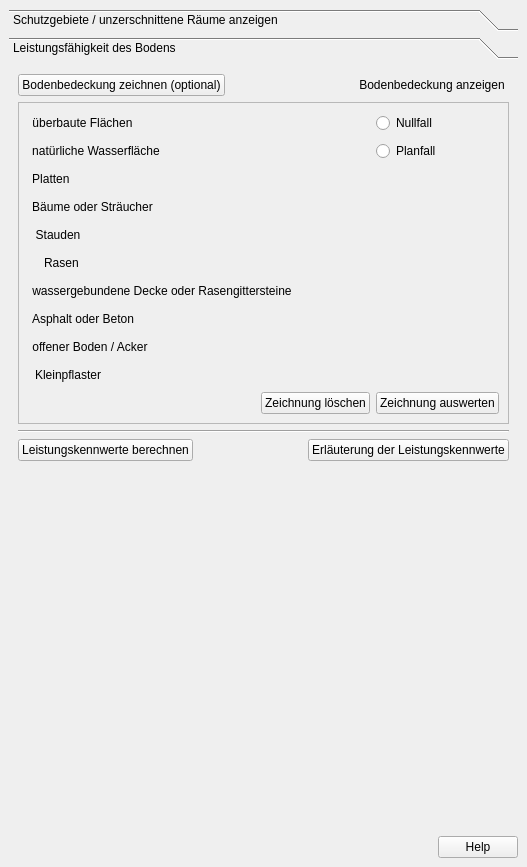
This is projektcheck/pctools/ui/ProjektCheck_dockwidget_analysis_04-Oeko.ui in projektcheck/ProjektCheck-QGIS as Qt 5 draws it before an edit. The edited form follows.
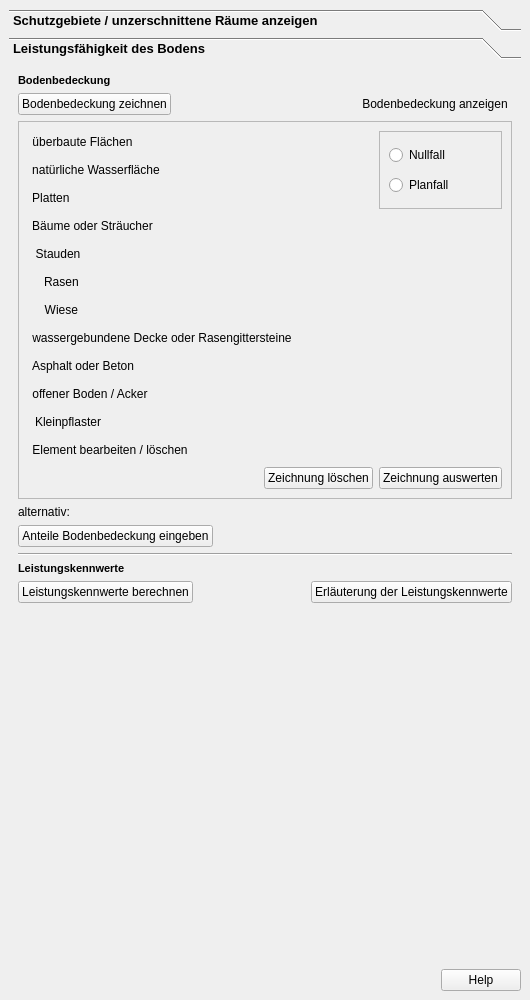
This is the edited form. Icons and pictures are not drawn.

Commit message: consistent design relating to headers, structure, button position etc...

The edit to the form file:
```diff
--- a/projektcheck/pctools/ui/ProjektCheck_dockwidget_analysis_04-Oeko.ui
+++ b/projektcheck/pctools/ui/ProjektCheck_dockwidget_analysis_04-Oeko.ui
@@ -6,10 +6,21 @@
    <rect>
     <x>0</x>
     <y>0</y>
-    <width>527</width>
-    <height>867</height>
+    <width>530</width>
+    <height>1000</height>
    </rect>
   </property>
+  <property name="styleSheet">
+   <string notr="true">QToolBox:tab {
+	font: bold 10pt ;
+    color: black;
+}
+QGroupBox::title {
+	font: bold italic 8pt ;
+    color: black;
+}
+</string>
+  </property>
   <property name="windowTitle">
    <string>Projekt-Check Analyse-Tools // Ökologie</string>
   </property>
@@ -25,8 +36,8 @@
         <rect>
          <x>0</x>
          <y>0</y>
-         <width>509</width>
-         <height>744</height>
+         <width>512</width>
+         <height>877</height>
         </rect>
        </property>
        <attribute name="label">
@@ -46,8 +57,9 @@
           </property>
           <property name="icon">
            <iconset>
-            <normaloff>181112_Icons_toggle_visibility_off.png</normaloff>
-            <normalon>181112_Icons_toggle_visibility_on.png</normalon>181112_Icons_toggle_visibility_off.png</iconset>
+            <normaloff>../../images/181112_Icons_toggle_visibility_off.png</normaloff>
+            <normalon>../../images/181112_Icons_toggle_visibility_on.png</normalon>
+            <disabledon>../../images/181112_Icons_toggle_visibility_on.png</disabledon>../../images/181112_Icons_toggle_visibility_off.png</iconset>
           </property>
           <property name="checkable">
            <bool>true</bool>
@@ -70,8 +82,9 @@
           </property>
           <property name="icon">
            <iconset>
-            <normaloff>181112_Icons_toggle_visibility_off.png</normaloff>
-            <normalon>181112_Icons_toggle_visibility_on.png</normalon>181112_Icons_toggle_visibility_off.png</iconset>
+            <normaloff>../../images/181112_Icons_toggle_visibility_off.png</normaloff>
+            <normalon>../../images/181112_Icons_toggle_visibility_on.png</normalon>
+            <disabledon>../../images/181112_Icons_toggle_visibility_on.png</disabledon>../../images/181112_Icons_toggle_visibility_off.png</iconset>
           </property>
           <property name="checkable">
            <bool>true</bool>
@@ -101,8 +114,9 @@
           </property>
           <property name="icon">
            <iconset>
-            <normaloff>181112_Icons_toggle_visibility_off.png</normaloff>
-            <normalon>181112_Icons_toggle_visibility_on.png</normalon>181112_Icons_toggle_visibility_off.png</iconset>
+            <normaloff>../../images/181112_Icons_toggle_visibility_off.png</normaloff>
+            <normalon>../../images/181112_Icons_toggle_visibility_on.png</normalon>
+            <disabledon>../../images/181112_Icons_toggle_visibility_on.png</disabledon>../../images/181112_Icons_toggle_visibility_off.png</iconset>
           </property>
           <property name="checkable">
            <bool>true</bool>
@@ -125,8 +139,9 @@
           </property>
           <property name="icon">
            <iconset>
-            <normaloff>181112_Icons_toggle_visibility_off.png</normaloff>
-            <normalon>181112_Icons_toggle_visibility_on.png</normalon>181112_Icons_toggle_visibility_off.png</iconset>
+            <normaloff>../../images/181112_Icons_toggle_visibility_off.png</normaloff>
+            <normalon>../../images/181112_Icons_toggle_visibility_on.png</normalon>
+            <disabledon>../../images/181112_Icons_toggle_visibility_on.png</disabledon>../../images/181112_Icons_toggle_visibility_off.png</iconset>
           </property>
           <property name="checkable">
            <bool>true</bool>
@@ -149,8 +164,9 @@
           </property>
           <property name="icon">
            <iconset>
-            <normaloff>181112_Icons_toggle_visibility_off.png</normaloff>
-            <normalon>181112_Icons_toggle_visibility_on.png</normalon>181112_Icons_toggle_visibility_off.png</iconset>
+            <normaloff>../../images/181112_Icons_toggle_visibility_off.png</normaloff>
+            <normalon>../../images/181112_Icons_toggle_visibility_on.png</normalon>
+            <disabledon>../../images/181112_Icons_toggle_visibility_on.png</disabledon>../../images/181112_Icons_toggle_visibility_off.png</iconset>
           </property>
           <property name="checkable">
            <bool>true</bool>
@@ -180,8 +196,9 @@
           </property>
           <property name="icon">
            <iconset>
-            <normaloff>181112_Icons_toggle_visibility_off.png</normaloff>
-            <normalon>181112_Icons_toggle_visibility_on.png</normalon>181112_Icons_toggle_visibility_off.png</iconset>
+            <normaloff>../../images/181112_Icons_toggle_visibility_off.png</normaloff>
+            <normalon>../../images/181112_Icons_toggle_visibility_on.png</normalon>
+            <disabledon>../../images/181112_Icons_toggle_visibility_on.png</disabledon>../../images/181112_Icons_toggle_visibility_off.png</iconset>
           </property>
           <property name="checkable">
            <bool>true</bool>
@@ -204,8 +221,9 @@
           </property>
           <property name="icon">
            <iconset>
-            <normaloff>181112_Icons_toggle_visibility_off.png</normaloff>
-            <normalon>181112_Icons_toggle_visibility_on.png</normalon>181112_Icons_toggle_visibility_off.png</iconset>
+            <normaloff>../../images/181112_Icons_toggle_visibility_off.png</normaloff>
+            <normalon>../../images/181112_Icons_toggle_visibility_on.png</normalon>
+            <disabledon>../../images/181112_Icons_toggle_visibility_on.png</disabledon>../../images/181112_Icons_toggle_visibility_off.png</iconset>
           </property>
           <property name="checkable">
            <bool>true</bool>
@@ -235,15 +253,15 @@
         <rect>
          <x>0</x>
          <y>0</y>
-         <width>509</width>
-         <height>744</height>
+         <width>512</width>
+         <height>877</height>
         </rect>
        </property>
        <attribute name="label">
         <string>Leistungsfähigkeit des Bodens</string>
        </attribute>
        <layout class="QGridLayout" name="gridLayout">
-        <item row="0" column="0" colspan="2">
+        <item row="2" column="0" colspan="2">
          <widget class="QPushButton" name="pushButton_13">
           <property name="sizePolicy">
            <sizepolicy hsizetype="Fixed" vsizetype="Fixed">
@@ -252,14 +270,71 @@
            </sizepolicy>
           </property>
           <property name="text">
-           <string>Bodenbedeckung zeichnen (optional)</string>
+           <string>Bodenbedeckung zeichnen</string>
           </property>
           <property name="checkable">
            <bool>true</bool>
           </property>
          </widget>
         </item>
-        <item row="0" column="2">
+        <item row="9" column="0">
+         <widget class="QPushButton" name="pushButton_11">
+          <property name="sizePolicy">
+           <sizepolicy hsizetype="Fixed" vsizetype="Fixed">
+            <horstretch>0</horstretch>
+            <verstretch>0</verstretch>
+           </sizepolicy>
+          </property>
+          <property name="toolTip">
+           <string>Hier Dialog öffnen wie in ArcMap-Variante, bloß fancyer!</string>
+          </property>
+          <property name="text">
+           <string>Leistungskennwerte berechnen</string>
+          </property>
+         </widget>
+        </item>
+        <item row="10" column="0">
+         <spacer name="verticalSpacer">
+          <property name="orientation">
+           <enum>Qt::Vertical</enum>
+          </property>
+          <property name="sizeHint" stdset="0">
+           <size>
+            <width>20</width>
+            <height>40</height>
+           </size>
+          </property>
+         </spacer>
+        </item>
+        <item row="0" column="0" colspan="3">
+         <widget class="QLabel" name="label">
+          <property name="font">
+           <font>
+            <pointsize>8</pointsize>
+            <weight>75</weight>
+            <bold>true</bold>
+           </font>
+          </property>
+          <property name="text">
+           <string>Bodenbedeckung</string>
+          </property>
+         </widget>
+        </item>
+        <item row="8" column="0">
+         <widget class="QLabel" name="label_2">
+          <property name="font">
+           <font>
+            <pointsize>8</pointsize>
+            <weight>75</weight>
+            <bold>true</bold>
+           </font>
+          </property>
+          <property name="text">
+           <string>Leistungskennwerte</string>
+          </property>
+         </widget>
+        </item>
+        <item row="2" column="2">
          <widget class="QPushButton" name="pushButton_10">
           <property name="sizePolicy">
            <sizepolicy hsizetype="Fixed" vsizetype="Fixed">
@@ -275,8 +350,9 @@
           </property>
           <property name="icon">
            <iconset>
-            <normaloff>181112_Icons_toggle_visibility_off.png</normaloff>
-            <normalon>181112_Icons_toggle_visibility_on.png</normalon>181112_Icons_toggle_visibility_off.png</iconset>
+            <normaloff>../../images/181112_Icons_toggle_visibility_off.png</normaloff>
+            <normalon>../../images/181112_Icons_toggle_visibility_on.png</normalon>
+            <disabledon>../../images/181112_Icons_toggle_visibility_on.png</disabledon>../../images/181112_Icons_toggle_visibility_off.png</iconset>
           </property>
           <property name="checkable">
            <bool>true</bool>
@@ -286,7 +362,7 @@
           </property>
          </widget>
         </item>
-        <item row="1" column="0" colspan="3">
+        <item row="4" column="0" colspan="3">
          <widget class="QFrame" name="frame">
           <property name="frameShape">
            <enum>QFrame::StyledPanel</enum>
@@ -295,8 +371,21 @@
            <enum>QFrame::Plain</enum>
           </property>
           <layout class="QGridLayout" name="gridLayout_2">
-           <item row="8" column="0">
-            <widget class="QPushButton" name="pushButton_22">
+           <item row="1" column="1">
+            <spacer name="horizontalSpacer">
+             <property name="orientation">
+              <enum>Qt::Horizontal</enum>
+             </property>
+             <property name="sizeHint" stdset="0">
+              <size>
+               <width>40</width>
+               <height>20</height>
+              </size>
+             </property>
+            </spacer>
+           </item>
+           <item row="4" column="0">
+            <widget class="QPushButton" name="pushButton_19">
              <property name="sizePolicy">
               <sizepolicy hsizetype="Fixed" vsizetype="Fixed">
                <horstretch>0</horstretch>
@@ -304,11 +393,89 @@
               </sizepolicy>
              </property>
              <property name="text">
-              <string>Asphalt oder Beton</string>
+              <string>Bäume oder Sträucher</string>
              </property>
              <property name="icon">
               <iconset>
-               <normaloff>edit.png</normaloff>edit.png</iconset>
+               <normaloff>../../images/edit.png</normaloff>../../images/edit.png</iconset>
+             </property>
+             <property name="checkable">
+              <bool>true</bool>
+             </property>
+             <property name="autoExclusive">
+              <bool>true</bool>
+             </property>
+             <property name="flat">
+              <bool>true</bool>
+             </property>
+            </widget>
+           </item>
+           <item row="10" column="0">
+            <widget class="QPushButton" name="pushButton_24">
+             <property name="sizePolicy">
+              <sizepolicy hsizetype="Fixed" vsizetype="Fixed">
+               <horstretch>0</horstretch>
+               <verstretch>0</verstretch>
+              </sizepolicy>
+             </property>
+             <property name="text">
+              <string>offener Boden / Acker</string>
+             </property>
+             <property name="icon">
+              <iconset>
+               <normaloff>../../images/edit.png</normaloff>../../images/edit.png</iconset>
+             </property>
+             <property name="checkable">
+              <bool>true</bool>
+             </property>
+             <property name="autoExclusive">
+              <bool>true</bool>
+             </property>
+             <property name="flat">
+              <bool>true</bool>
+             </property>
+            </widget>
+           </item>
+           <item row="3" column="0">
+            <widget class="QPushButton" name="pushButton_15">
+             <property name="sizePolicy">
+              <sizepolicy hsizetype="Fixed" vsizetype="Fixed">
+               <horstretch>0</horstretch>
+               <verstretch>0</verstretch>
+              </sizepolicy>
+             </property>
+             <property name="text">
+              <string>Platten             </string>
+             </property>
+             <property name="icon">
+              <iconset>
+               <normaloff>../../images/edit.png</normaloff>../../images/edit.png</iconset>
+             </property>
+             <property name="checkable">
+              <bool>true</bool>
+             </property>
+             <property name="autoExclusive">
+              <bool>true</bool>
+             </property>
+             <property name="flat">
+              <bool>true</bool>
+             </property>
+            </widget>
+           </item>
+           <item row="1" column="0">
+            <widget class="QPushButton" name="pushButton_12">
+             <property name="sizePolicy">
+              <sizepolicy hsizetype="Fixed" vsizetype="Fixed">
+               <horstretch>0</horstretch>
+               <verstretch>0</verstretch>
+              </sizepolicy>
+             </property>
+             <property name="text">
+              <string>überbaute Flächen</string>
+             </property>
+             <property name="icon">
+              <iconset>
+               <normaloff>../../images/edit.png</normaloff>../../images/edit.png</iconset>
              </property>
              <property name="checkable">
               <bool>true</bool>
@@ -324,7 +491,7 @@
            <item row="2" column="0">
             <widget class="QPushButton" name="pushButton_14">
              <property name="sizePolicy">
-              <sizepolicy hsizetype="Fixed" vsizetype="Fixed">
+              <sizepolicy hsizetype="Maximum" vsizetype="Fixed">
                <horstretch>0</horstretch>
                <verstretch>0</verstretch>
               </sizepolicy>
@@ -334,7 +501,7 @@
              </property>
              <property name="icon">
               <iconset>
-               <normaloff>edit.png</normaloff>edit.png</iconset>
+               <normaloff>../../images/edit.png</normaloff>../../images/edit.png</iconset>
              </property>
              <property name="checkable">
               <bool>true</bool>
@@ -347,8 +514,8 @@
              </property>
             </widget>
            </item>
-           <item row="3" column="0">
-            <widget class="QPushButton" name="pushButton_15">
+           <item row="6" column="0">
+            <widget class="QPushButton" name="pushButton_21">
              <property name="sizePolicy">
               <sizepolicy hsizetype="Fixed" vsizetype="Fixed">
                <horstretch>0</horstretch>
@@ -356,11 +523,11 @@
               </sizepolicy>
              </property>
              <property name="text">
-              <string>Platten             </string>
+              <string>Rasen    </string>
              </property>
              <property name="icon">
               <iconset>
-               <normaloff>edit.png</normaloff>edit.png</iconset>
+               <normaloff>../../images/edit.png</normaloff>../../images/edit.png</iconset>
              </property>
              <property name="checkable">
               <bool>true</bool>
@@ -373,33 +540,7 @@
              </property>
             </widget>
            </item>
-           <item row="9" column="0">
-            <widget class="QPushButton" name="pushButton_24">
-             <property name="sizePolicy">
-              <sizepolicy hsizetype="Fixed" vsizetype="Fixed">
-               <horstretch>0</horstretch>
-               <verstretch>0</verstretch>
-              </sizepolicy>
-             </property>
-             <property name="text">
-              <string>offener Boden / Acker</string>
-             </property>
-             <property name="icon">
-              <iconset>
-               <normaloff>edit.png</normaloff>edit.png</iconset>
-             </property>
-             <property name="checkable">
-              <bool>true</bool>
-             </property>
-             <property name="autoExclusive">
-              <bool>true</bool>
-             </property>
-             <property name="flat">
-              <bool>true</bool>
-             </property>
-            </widget>
-           </item>
-           <item row="10" column="0">
+           <item row="11" column="0">
             <widget class="QPushButton" name="pushButton_25">
              <property name="sizePolicy">
               <sizepolicy hsizetype="Fixed" vsizetype="Fixed">
@@ -412,7 +553,59 @@
              </property>
              <property name="icon">
               <iconset>
-               <normaloff>edit.png</normaloff>edit.png</iconset>
+               <normaloff>../../images/edit.png</normaloff>../../images/edit.png</iconset>
+             </property>
+             <property name="checkable">
+              <bool>true</bool>
+             </property>
+             <property name="autoExclusive">
+              <bool>true</bool>
+             </property>
+             <property name="flat">
+              <bool>true</bool>
+             </property>
+            </widget>
+           </item>
+           <item row="9" column="0">
+            <widget class="QPushButton" name="pushButton_22">
+             <property name="sizePolicy">
+              <sizepolicy hsizetype="Fixed" vsizetype="Fixed">
+               <horstretch>0</horstretch>
+               <verstretch>0</verstretch>
+              </sizepolicy>
+             </property>
+             <property name="text">
+              <string>Asphalt oder Beton</string>
+             </property>
+             <property name="icon">
+              <iconset>
+               <normaloff>../../images/edit.png</normaloff>../../images/edit.png</iconset>
+             </property>
+             <property name="checkable">
+              <bool>true</bool>
+             </property>
+             <property name="autoExclusive">
+              <bool>true</bool>
+             </property>
+             <property name="flat">
+              <bool>true</bool>
+             </property>
+            </widget>
+           </item>
+           <item row="7" column="0">
+            <widget class="QPushButton" name="pushButton_27">
+             <property name="sizePolicy">
+              <sizepolicy hsizetype="Fixed" vsizetype="Fixed">
+               <horstretch>0</horstretch>
+               <verstretch>0</verstretch>
+              </sizepolicy>
+             </property>
+             <property name="text">
+              <string>Wiese    </string>
+             </property>
+             <property name="icon">
+              <iconset>
+               <normaloff>../../images/edit.png</normaloff>../../images/edit.png</iconset>
              </property>
              <property name="checkable">
               <bool>true</bool>
@@ -438,7 +631,7 @@
              </property>
              <property name="icon">
               <iconset>
-               <normaloff>edit.png</normaloff>edit.png</iconset>
+               <normaloff>../../images/edit.png</normaloff>../../images/edit.png</iconset>
              </property>
              <property name="checkable">
               <bool>true</bool>
@@ -451,8 +644,8 @@
              </property>
             </widget>
            </item>
-           <item row="6" column="0">
-            <widget class="QPushButton" name="pushButton_21">
+           <item row="8" column="0" colspan="4">
+            <widget class="QPushButton" name="pushButton_23">
              <property name="sizePolicy">
               <sizepolicy hsizetype="Fixed" vsizetype="Fixed">
                <horstretch>0</horstretch>
@@ -460,11 +653,11 @@
               </sizepolicy>
              </property>
              <property name="text">
-              <string>Rasen    </string>
+              <string>wassergebundene Decke oder Rasengittersteine</string>
              </property>
              <property name="icon">
               <iconset>
-               <normaloff>edit.png</normaloff>edit.png</iconset>
+               <normaloff>../../images/edit.png</normaloff>../../images/edit.png</iconset>
              </property>
              <property name="checkable">
               <bool>true</bool>
@@ -477,8 +670,8 @@
              </property>
             </widget>
            </item>
-           <item row="4" column="0">
-            <widget class="QPushButton" name="pushButton_19">
+           <item row="12" column="0" colspan="2">
+            <widget class="QPushButton" name="pushButton_28">
              <property name="sizePolicy">
               <sizepolicy hsizetype="Fixed" vsizetype="Fixed">
                <horstretch>0</horstretch>
@@ -486,11 +679,11 @@
               </sizepolicy>
              </property>
              <property name="text">
-              <string>Bäume oder Sträucher</string>
+              <string>Element bearbeiten / löschen</string>
              </property>
              <property name="icon">
               <iconset>
-               <normaloff>edit.png</normaloff>edit.png</iconset>
+               <normaloff>../../images/edit.png</normaloff>../../images/edit.png</iconset>
              </property>
              <property name="checkable">
               <bool>true</bool>
@@ -503,62 +696,16 @@
              </property>
             </widget>
            </item>
-           <item row="1" column="0">
-            <widget class="QPushButton" name="pushButton_12">
-             <property name="sizePolicy">
-              <sizepolicy hsizetype="Fixed" vsizetype="Fixed">
-               <horstretch>0</horstretch>
-               <verstretch>0</verstretch>
-              </sizepolicy>
+           <item row="1" column="3" rowspan="3">
+            <widget class="QFrame" name="frame_2">
+             <property name="frameShape">
+              <enum>QFrame::StyledPanel</enum>
              </property>
-             <property name="text">
-              <string>überbaute Flächen</string>
+             <property name="frameShadow">
+              <enum>QFrame::Raised</enum>
              </property>
-             <property name="icon">
-              <iconset>
-               <normaloff>edit.png</normaloff>edit.png</iconset>
-             </property>
-             <property name="checkable">
-              <bool>true</bool>
-             </property>
-             <property name="autoExclusive">
-              <bool>true</bool>
-             </property>
-             <property name="flat">
-              <bool>true</bool>
-             </property>
-            </widget>
-           </item>
-           <item row="1" column="1">
-            <spacer name="horizontalSpacer">
-             <property name="orientation">
-              <enum>Qt::Horizontal</enum>
-             </property>
-             <property name="sizeHint" stdset="0">
-              <size>
-               <width>40</width>
-               <height>20</height>
-              </size>
-             </property>
-            </spacer>
-           </item>
-           <item row="2" column="2">
-            <widget class="QRadioButton" name="radioButton_2">
-             <property name="sizePolicy">
-              <sizepolicy hsizetype="Maximum" vsizetype="Fixed">
-               <horstretch>0</horstretch>
-               <verstretch>0</verstretch>
-              </sizepolicy>
-             </property>
-             <property name="toolTip">
-              <string>dieses besser als Slider / Switch (???) Kann Christoph machen!</string>
-             </property>
-             <property name="text">
-              <string>Planfall</string>
-             </property>
-            </widget>
-           </item>
-           <item row="1" column="2">
+             <layout class="QVBoxLayout" name="verticalLayout_3">
+              <item>
             <widget class="QRadioButton" name="radioButton">
              <property name="sizePolicy">
               <sizepolicy hsizetype="Maximum" vsizetype="Fixed">
@@ -574,7 +721,26 @@
              </property>
             </widget>
            </item>
-           <item row="11" column="2">
+              <item>
+               <widget class="QRadioButton" name="radioButton_2">
+                <property name="sizePolicy">
+                 <sizepolicy hsizetype="Maximum" vsizetype="Fixed">
+                  <horstretch>0</horstretch>
+                  <verstretch>0</verstretch>
+                 </sizepolicy>
+                </property>
+                <property name="toolTip">
+                 <string>dieses besser als Slider / Switch (???) Kann Christoph machen!</string>
+                </property>
+                <property name="text">
+                 <string>Planfall</string>
+                </property>
+               </widget>
+              </item>
+             </layout>
+            </widget>
+           </item>
+           <item row="13" column="3">
             <widget class="QPushButton" name="pushButton_26">
              <property name="sizePolicy">
               <sizepolicy hsizetype="Fixed" vsizetype="Fixed">
@@ -590,7 +756,7 @@
              </property>
             </widget>
            </item>
-           <item row="11" column="0" colspan="2">
+           <item row="13" column="2">
             <widget class="QPushButton" name="pushButton_17">
              <property name="sizePolicy">
               <sizepolicy hsizetype="Fixed" vsizetype="Fixed">
@@ -606,59 +772,23 @@
              </property>
             </widget>
            </item>
-           <item row="7" column="0" colspan="3">
-            <widget class="QPushButton" name="pushButton_23">
-             <property name="sizePolicy">
-              <sizepolicy hsizetype="Fixed" vsizetype="Fixed">
-               <horstretch>0</horstretch>
-               <verstretch>0</verstretch>
-              </sizepolicy>
-             </property>
-             <property name="text">
-              <string>wassergebundene Decke oder Rasengittersteine</string>
-             </property>
-             <property name="icon">
-              <iconset>
-               <normaloff>edit.png</normaloff>edit.png</iconset>
-             </property>
-             <property name="checkable">
-              <bool>true</bool>
-             </property>
-             <property name="autoExclusive">
-              <bool>true</bool>
-             </property>
-             <property name="flat">
-              <bool>true</bool>
-             </property>
-            </widget>
-           </item>
           </layout>
          </widget>
         </item>
-        <item row="2" column="0" colspan="3">
-         <widget class="Line" name="line_3">
-          <property name="orientation">
-           <enum>Qt::Horizontal</enum>
-          </property>
-         </widget>
-        </item>
-        <item row="3" column="0">
-         <widget class="QPushButton" name="pushButton_11">
+        <item row="6" column="0">
+         <widget class="QPushButton" name="pushButton_6">
           <property name="sizePolicy">
            <sizepolicy hsizetype="Fixed" vsizetype="Fixed">
             <horstretch>0</horstretch>
             <verstretch>0</verstretch>
            </sizepolicy>
           </property>
-          <property name="toolTip">
-           <string>Hier Dialog öffnen wie in ArcMap-Variante, bloß fancyer!</string>
-          </property>
           <property name="text">
-           <string>Leistungskennwerte berechnen</string>
+           <string>Anteile Bodenbedeckung eingeben</string>
           </property>
          </widget>
         </item>
-        <item row="3" column="2">
+        <item row="9" column="2">
          <widget class="QPushButton" name="pushButton_8">
           <property name="sizePolicy">
            <sizepolicy hsizetype="Fixed" vsizetype="Fixed">
@@ -671,18 +801,19 @@
           </property>
          </widget>
         </item>
-        <item row="4" column="0">
-         <spacer name="verticalSpacer">
+        <item row="7" column="0" colspan="3">
+         <widget class="Line" name="line_3">
           <property name="orientation">
-           <enum>Qt::Vertical</enum>
+           <enum>Qt::Horizontal</enum>
           </property>
-          <property name="sizeHint" stdset="0">
-           <size>
-            <width>20</width>
-            <height>40</height>
-           </size>
+         </widget>
+        </item>
+        <item row="5" column="0">
+         <widget class="QLabel" name="label_3">
+          <property name="text">
+           <string>alternativ:</string>
           </property>
-         </spacer>
+         </widget>
         </item>
        </layout>
       </widget>
```
Left out of the diff: 22 changed lines with no effect on the pictures. Lines whose indentation alone changed are shown as unchanged. The commit also changes 7 other files.
